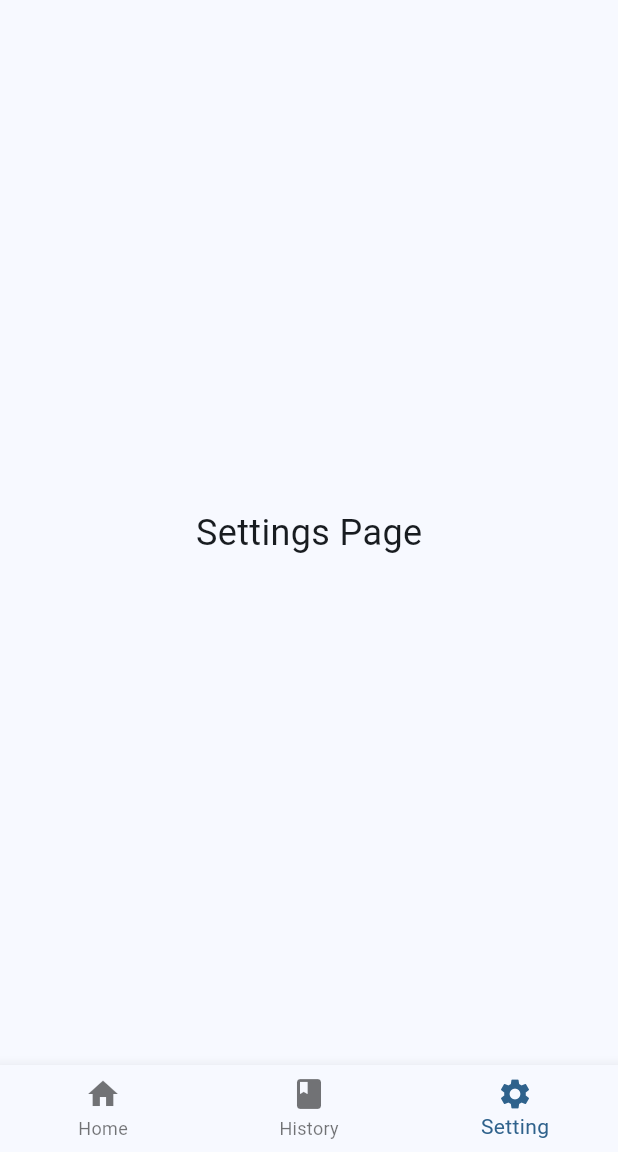
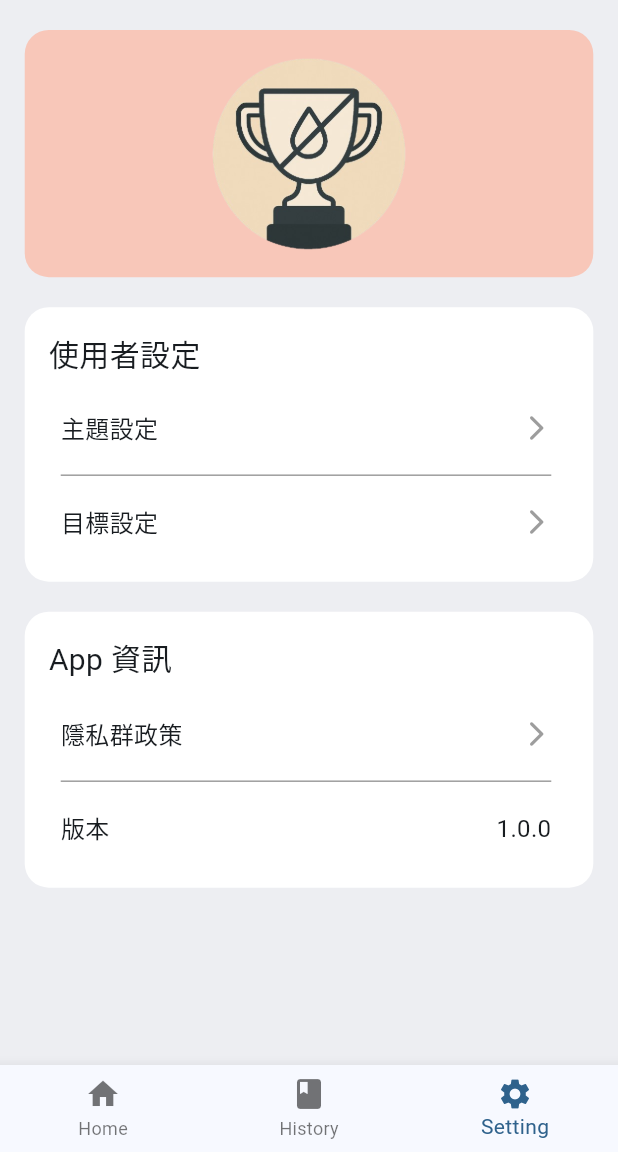
Before and after one commit to b15982003/GuluWater, a Flutter app: the screen it shows after launch, item 3 of the bottom bar chosen, on a phone screen of 412 x 824 dp, the part 84-1236 px from its top. Run offline on Flutter 3.47's test engine with Material 3 defaults, Android fonts, the phone set to English and light mode, and no system bars; our stand-ins replace fl_chart, flutter_riverpod, get_it, percent_indicator, shared_preferences, sqflite; accounts and stored records are empty.

Commit message:
[feat] 完成 設定頁面

```diff
--- a/lib/core/theme/gu_direct.dart
+++ b/lib/core/theme/gu_direct.dart
@@ -13,8 +13,10 @@ class GuDirect {
   static const Color backgroundWaterBlue = Color(0XFF3EA4F0);
   static const Color backgroundLightBlue = Color(0XFF89CFF0);
   static const Color backgroundLightGray = Color(0X60DCDCDC);
+  static const Color backgroundLightOrange = Color(0X95FFAB91);
 
   static const Color borderGray = Color(0XFFA7A8AA);
+  static const Color borderDarkGray = Color(0XFF9D9D9D);
   static const Color borderWaterBlue = Color(0XFF3EA4F0);
   static const Color borderOrange = Color(0XFFFFA500);
 
--- a/lib/feature/add_record/add_record_page.dart
+++ b/lib/feature/add_record/add_record_page.dart
@@ -41,6 +41,9 @@ class _AddRecordState extends ConsumerState<AddRecordPage> {
     _timeController.dispose();
     _valueController.dispose();
     _remarkController.dispose();
+    _waterDataProvider.dispose();
+    _toDayWaterDataProvider.dispose();
+    _weekWaterDataProvider.dispose();
     super.dispose();
   }
 
--- a/lib/feature/history/history_page.dart
+++ b/lib/feature/history/history_page.dart
@@ -24,6 +24,12 @@ class _HistoryPageState extends ConsumerState<HistoryPage> {
   void initState() {
     print('history init');
     super.initState();
+  }
+
+  @override
+  void dispose() {
+    _allWaterRecordListScrollController.dispose();
+    super.dispose();
   }
 
   @override
--- a/lib/feature/setting/setting_page.dart
+++ b/lib/feature/setting/setting_page.dart
@@ -1,12 +1,160 @@
 import 'package:flutter/material.dart';
+import 'package:flutter_riverpod/flutter_riverpod.dart';
+import 'package:gulu_water/feature/setting/widget/setting_item_content.dart';
+import 'package:gulu_water/feature/setting/widget/setting_item_title.dart';
 
-class SettingsPage extends StatelessWidget {
+import '../../core/provider/target_water_provider.dart';
+import '../../core/theme/gu_direct.dart';
+import '../home/provider/week_water_record_provider.dart';
+
+class SettingsPage extends ConsumerStatefulWidget {
   const SettingsPage({super.key});
 
   @override
+  ConsumerState<ConsumerStatefulWidget> createState() => _SettingPageState();
+}
+
+class _SettingPageState extends ConsumerState<SettingsPage> {
+  late final WeekWaterDataProvider _weekWaterDataProvider;
+  late final List<double> _weekTotalWater;
+  late final double _targetWater;
+
+  final List<String> _imgTrophy = [
+    'assets/images/ic_trophy0.png',
+    'assets/images/ic_trophy15.png',
+    'assets/images/ic_trophy28.png',
+    'assets/images/ic_trophy42.png',
+    'assets/images/ic_trophy50.png',
+    'assets/images/ic_trophy70.png',
+    'assets/images/ic_trophy85.png',
+    'assets/images/ic_trophy100.png',
+  ];
+
+  @override
+  void initState() {
+    _weekWaterDataProvider = ref.read(weekWaterRecordProvider.notifier);
+    _weekTotalWater = ref.read(weekWaterRecordProvider);
+    _targetWater = ref.read(targetWaterProvider);
+    super.initState();
+  }
+
+  @override
+  void dispose() {
+    _weekWaterDataProvider.dispose();
+    super.dispose();
+  }
+
+  @override
   Widget build(BuildContext context) {
-    return const Center(
-      child: Text('Settings Page', style: TextStyle(fontSize: 24)),
+    return Scaffold(body: _buildUI(context));
+  }
+
+  Widget _buildUI(BuildContext context) {
+    return SafeArea(
+      child: Container(
+        color: GuDirect.backgroundLightGray,
+        width: double.infinity,
+        height: MediaQuery.sizeOf(context).height,
+        child: SingleChildScrollView(
+          child: Container(
+            width: MediaQuery.sizeOf(context).width,
+            padding: EdgeInsets.symmetric(
+              horizontal: MediaQuery.sizeOf(context).width * 0.04,
+            ),
+            child: Column(
+              crossAxisAlignment: CrossAxisAlignment.center,
+              children: [
+                _trophyCard(
+                  context,
+                  _checkTargetWeek(
+                    target: _targetWater,
+                    daysTotal: _weekTotalWater,
+                  ),
+                ),
+                _settingCard(context),
+                _privacyCard(context),
+              ],
+            ),
+          ),
+        ),
+      ),
+    );
+  }
+
+  Widget _trophyCard(BuildContext context, String imgTrophy) {
+    return Container(
+      margin: EdgeInsets.only(top: GuDirect.space20),
+      decoration: BoxDecoration(
+        color: GuDirect.backgroundLightOrange,
+        borderRadius: BorderRadius.circular(GuDirect.radius16),
+      ),
+      width: MediaQuery.sizeOf(context).width,
+      height: MediaQuery.sizeOf(context).height / 5,
+      child: Image.asset(imgTrophy),
+    );
+  }
+
+  String _checkTargetWeek({
+    required double target,
+    required List<double> daysTotal,
+  }) {
+    var targetComplete = 0;
+    for (var i = 0; i < daysTotal.length; i++) {
+      if (daysTotal[i] >= target) {
+        targetComplete++;
+      }
+    }
+    return _imgTrophy[targetComplete];
+  }
+
+  Widget _settingCard(BuildContext context) {
+    return Container(
+      padding: EdgeInsets.all(GuDirect.space16),
+      margin: EdgeInsets.only(top: GuDirect.space20),
+      decoration: BoxDecoration(
+        color: GuDirect.backgroundWhite,
+        borderRadius: BorderRadius.circular(GuDirect.radius16),
+      ),
+      width: MediaQuery.sizeOf(context).width,
+      child: Column(
+        children: [
+          settingItemTitle(context: context, title: '使用者設定'),
+          SizedBox(height: GuDirect.space12),
+          settingItemContent(context: context, title: '主題設定', press: () {}),
+          settingItemContent(
+            context: context,
+            title: '目標設定',
+            press: () {},
+            showUnderLine: false,
+          ),
+        ],
+      ),
+    );
+  }
+
+  Widget _privacyCard(BuildContext context) {
+    return Container(
+      padding: EdgeInsets.all(GuDirect.space16),
+      margin: EdgeInsets.only(top: GuDirect.space20),
+      decoration: BoxDecoration(
+        color: GuDirect.backgroundWhite,
+        borderRadius: BorderRadius.circular(GuDirect.radius16),
+      ),
+      width: MediaQuery.sizeOf(context).width,
+      child: Column(
+        children: [
+          settingItemTitle(context: context, title: 'App 資訊'),
+          SizedBox(height: GuDirect.space12),
+          settingItemContent(context: context, title: '隱私群政策', press: () {}),
+          settingItemContent(
+            context: context,
+            title: '版本',
+            content: '1.0.0',
+            press: () {},
+            showUnderLine: false,
+          ),
+        ],
+      ),
     );
   }
 }
--- /dev/null
+++ b/lib/feature/setting/widget/setting_item_content.dart
@@ -0,0 +1,41 @@
+import 'package:flutter/cupertino.dart';
+import 'package:flutter/material.dart';
+
+import '../../../core/theme/gu_direct.dart';
+
+Widget settingItemContent({
+  required BuildContext context,
+  required String title,
+  required Function() press,
+  String content = '',
+  bool showUnderLine = true,
+}) {
+  return Padding(
+    padding: const EdgeInsets.only(
+      left: GuDirect.space8,
+      top: GuDirect.space12,
+      right: GuDirect.space12,
+    ),
+    child: Column(
+      children: [
+        Row(
+          mainAxisAlignment: MainAxisAlignment.spaceBetween,
+          crossAxisAlignment: CrossAxisAlignment.center,
+          children: [
+            Text(title, style: TextStyle(fontSize: GuDirect.fontSize16)),
+            if (content.isNotEmpty)
+              Text(content, style: TextStyle(fontSize: GuDirect.fontSize16)),
+            if (content.isEmpty)
+              Icon(
+                Icons.arrow_forward_ios_rounded,
+                size: GuDirect.iconSize20,
+                color: GuDirect.borderDarkGray,
+              ),
+          ],
+        ),
+        SizedBox(height: GuDirect.space12),
+        if (showUnderLine) Divider(color: GuDirect.borderDarkGray),
+      ],
+    ),
+  );
+}
--- /dev/null
+++ b/lib/feature/setting/widget/setting_item_title.dart
@@ -0,0 +1,15 @@
+import 'package:flutter/cupertino.dart';
+
+import '../../../core/theme/gu_direct.dart';
+
+Widget settingItemTitle({required BuildContext context, required String title}) {
+  return Container(
+    width: double.infinity,
+    alignment: Alignment.centerLeft,
+    child: Text(
+      title,
+      style: TextStyle(fontSize: GuDirect.fontSize20),
+      textAlign: TextAlign.start,
+    ),
+  );
+}
--- a/pubspec.yaml
+++ b/pubspec.yaml
@@ -49,8 +49,8 @@ flutter:
   # assets:
   #   - images/a_dot_burr.jpeg
   #   - images/a_dot_ham.jpeg
-assets:
-  - assets/images*
+  assets:
+    - assets/images/
 
   # example:
   # fonts:
```
Also changed, not shown: assets/images/ic_trophy0.png (added), assets/images/ic_trophy100.png (added), assets/images/ic_trophy15.png (added), assets/images/ic_trophy28.png (added), assets/images/ic_trophy42.png (added), assets/images/ic_trophy50.png (added), assets/images/ic_trophy70.png (added), assets/images/ic_trophy85.png (added), assets/images/icon_gulu_water.png (added).
